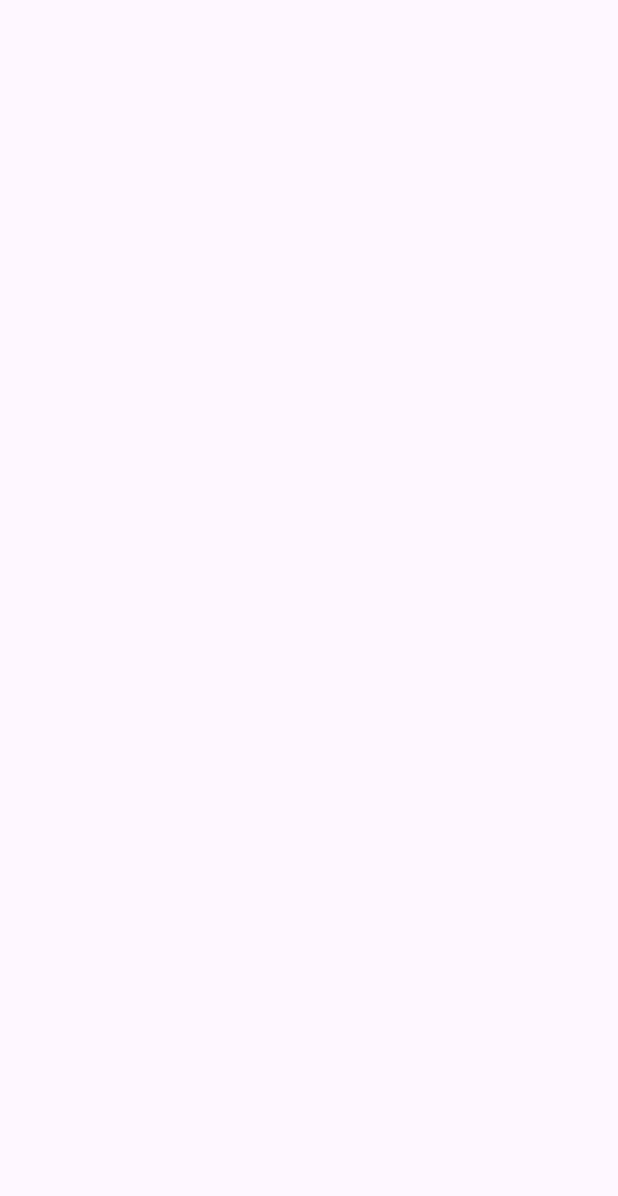
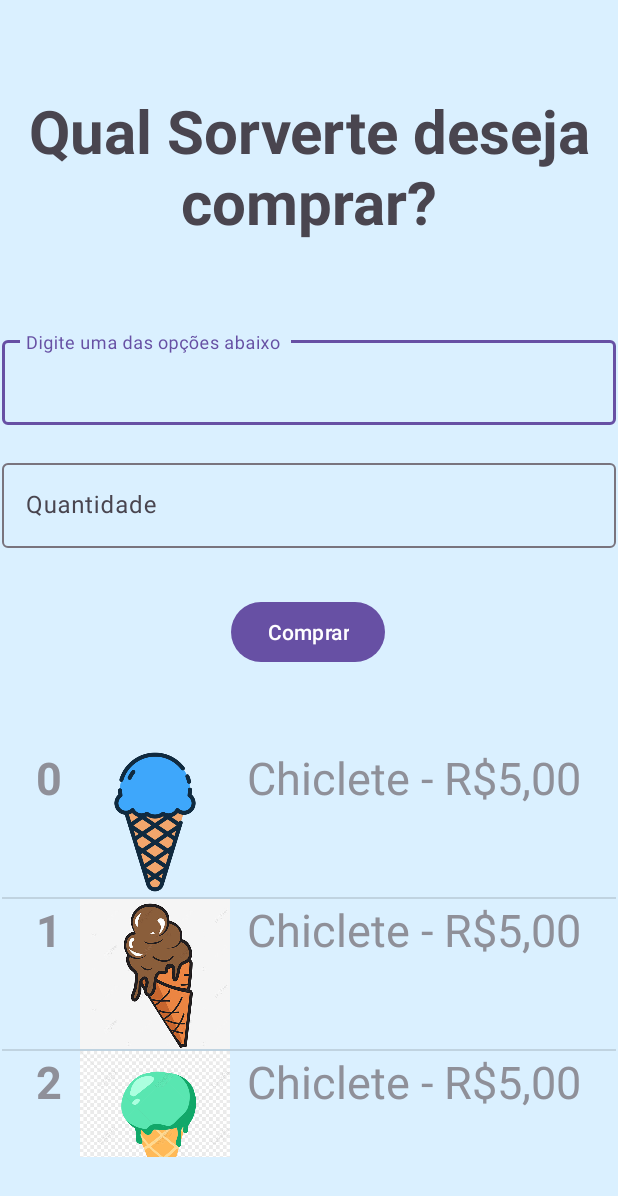
Before and after one commit to OtavioMR/App_Sorvetes, an Android app: the screen it shows after launch (Tela02), on a phone screen of 412 x 824 dp. Before the commit the part shown is empty. Shown: the top 1196 px of the screen. Run offline under Robolectric (Android 15) with nearby library versions, the phone set to English and light mode, and no system bars; 1 statement that could not run was skipped.

Commit message:
Projeto finalizado

```diff
--- /dev/null
+++ b/app/src/main/java/com/example/sorvetinhos/AdapImg.java
@@ -0,0 +1,44 @@
+package com.example.sorvetinhos;
+import android.content.Context;
+import android.view.LayoutInflater;
+import android.view.View;
+import android.view.ViewGroup;
+import android.widget.BaseAdapter;
+import android.widget.ImageView;
+import android.widget.TextView;
+public class AdapImg extends BaseAdapter {
+    Context context;
+    String listpreco[];
+    int listImages[];
+    LayoutInflater inflater;
+    public AdapImg(Context ctx, String[] preco, int [] images){
+        this.context = ctx;
+        this.listpreco=preco;
+        this.listImages=images;
+        inflater = LayoutInflater.from(ctx);
+    }
+    @Override
+    public int getCount() {
+        return listImages.length;
+    }
+    @Override
+    public Object getItem(int i) {
+        return null;
+    }
+    @Override
+    public long getItemId(int i) {
+        return 0;
+    }
+    @Override
+    public View getView(int i, View view, ViewGroup viewGroup) {
+        view = inflater.inflate(R.layout.modelo_lista, null);
+        TextView texto1=(TextView) view.findViewById(R.id.texto1);
+        TextView texto2=(TextView) view.findViewById(R.id.texto2);
+        ImageView img = (ImageView)
+                view.findViewById(R.id.imageView2);
+        texto1.setText(""+i);
+        texto2.setText(listpreco[i]);
+        img.setImageResource(listImages[i]);
+        return view;
+    }
+}
--- a/app/src/main/java/com/example/sorvetinhos/MainActivity.java
+++ b/app/src/main/java/com/example/sorvetinhos/MainActivity.java
@@ -16,6 +16,6 @@ public class MainActivity extends AppCompatActivity {
                         Tela02.class);
                 startActivity(intent);
             }
-        },2000);
+        },3000);
     }
 }
--- a/app/src/main/java/com/example/sorvetinhos/Tela02.java
+++ b/app/src/main/java/com/example/sorvetinhos/Tela02.java
@@ -1,14 +1,24 @@
 package com.example.sorvetinhos;
+import androidx.appcompat.app.AppCompatActivity;
+import android.content.Intent;
+import android.os.Bundle;
+import android.os.Handler;
+import android.widget.ListView;
+public class Tela02 extends AppCompatActivity {
+    String listpreco[]={"10.00", "11.00", "12.00", "14.00" };
+    int listImages[]={R.drawable.sor_chiclete,
+            R.drawable.sor_chocolate,
+            R.drawable.sor_menta,
+            R.drawable.sor_morango};
 
-import androidx.appcompat.app.AppCompatActivity;
-
-import android.os.Bundle;
-
-public class Tela02 extends AppCompatActivity {
-
+    ListView listView;
     @Override
     protected void onCreate(Bundle savedInstanceState) {
         super.onCreate(savedInstanceState);
         setContentView(R.layout.activity_tela02);
+        listView=(ListView) findViewById(R.id.listView1);
+        AdapImg adap= new AdapImg(getApplicationContext(), listpreco,
+                listImages);
+        listView.setAdapter(adap);
     }
 }
--- a/app/src/main/res/layout/activity_tela02.xml
+++ b/app/src/main/res/layout/activity_tela02.xml
@@ -1,9 +1,69 @@
 <?xml version="1.0" encoding="utf-8"?>
-<androidx.constraintlayout.widget.ConstraintLayout xmlns:android="http://schemas.android.com/apk/res/android"
+<androidx.constraintlayout.widget.ConstraintLayout
+    xmlns:android="http://schemas.android.com/apk/res/android"
     xmlns:app="http://schemas.android.com/apk/res-auto"
     xmlns:tools="http://schemas.android.com/tools"
     android:layout_width="match_parent"
     android:layout_height="match_parent"
+    android:background="#daf0ff"
     tools:context=".Tela02">
+    <TextView
+        android:id="@+id/textView1"
+        android:layout_width="wrap_content"
+        android:layout_height="wrap_content"
+        android:layout_marginTop="60dp"
+        android:gravity="center"
+        android:text="Qual Sorverte deseja comprar?"
+        android:textSize="40dp"
 
+        android:textStyle="bold"
+        app:layout_constraintEnd_toEndOf="parent"
+        app:layout_constraintStart_toStartOf="parent"
+        app:layout_constraintTop_toTopOf="parent" />
+    <com.google.android.material.textfield.TextInputLayout
+        android:id="@+id/textInputLayout3"
+        android:layout_width="409dp"
+        android:layout_height="wrap_content"
+        android:layout_marginTop="60dp"
+        app:layout_constraintEnd_toEndOf="parent"
+        app:layout_constraintStart_toStartOf="parent"
+        app:layout_constraintTop_toBottomOf="@+id/textView1">
+        <com.google.android.material.textfield.TextInputEditText
+            android:id="@+id/txt1"
+            android:layout_width="match_parent"
+            android:layout_height="wrap_content"
+            android:hint="Digite uma das opções abaixo " />
+    </com.google.android.material.textfield.TextInputLayout>
+    <com.google.android.material.textfield.TextInputLayout
+        android:id="@+id/textInputLayout4"
+        android:layout_width="409dp"
+        android:layout_height="wrap_content"
+        android:layout_marginTop="20dp"
+        app:layout_constraintEnd_toEndOf="parent"
+        app:layout_constraintStart_toStartOf="parent"
+        app:layout_constraintTop_toBottomOf="@+id/textInputLayout3">
+        <com.google.android.material.textfield.TextInputEditText
+            android:id="@+id/texto2"
+            android:layout_width="match_parent"
+            android:layout_height="wrap_content"
+            android:hint="Quantidade" />
+    </com.google.android.material.textfield.TextInputLayout>
+    <Button
+        android:id="@+id/button"
+        android:layout_width="wrap_content"
+        android:layout_height="wrap_content"
+        android:layout_marginTop="32dp"
+        android:text="Comprar"
+        app:layout_constraintEnd_toEndOf="parent"
+        app:layout_constraintHorizontal_bias="0.498"
+        app:layout_constraintStart_toStartOf="parent"
+        app:layout_constraintTop_toBottomOf="@+id/textInputLayout4" />
+    <ListView
+        android:id="@+id/listView1"
+        android:layout_width="409dp"
+        android:layout_height="273dp"
+        app:layout_constraintBottom_toBottomOf="parent"
+        app:layout_constraintEnd_toEndOf="parent"
+        app:layout_constraintStart_toStartOf="parent"
+        app:layout_constraintTop_toBottomOf="@+id/button" />
 </androidx.constraintlayout.widget.ConstraintLayout>
--- /dev/null
+++ b/app/src/main/res/layout/modelo_lista.xml
@@ -0,0 +1,39 @@
+<?xml version="1.0" encoding="utf-8"?>
+<LinearLayout xmlns:android="http://schemas.android.com/apk/res/android"
+    xmlns:app="http://schemas.android.com/apk/res-auto"
+    android:layout_width="match_parent"
+    android:layout_height="match_parent"
+    android:orientation="horizontal"
+
+>
+
+    <TextView
+        android:id="@+id/texto1"
+        android:layout_width="wrap_content"
+        android:layout_height="wrap_content"
+        android:layout_weight="1"
+        android:textSize="30sp"
+        android:gravity="right"
+        android:textStyle="bold"
+        android:text="1°)"
+        />
+
+    <ImageView
+        android:id="@+id/imageView2"
+        android:layout_width="100dp"
+        android:layout_height="100dp"
+        android:layout_weight="1"
+        android:adjustViewBounds="false"
+        android:cropToPadding="false"
+        android:scaleType="centerInside"
+        app:srcCompat="@drawable/sor_chiclete" />
+
+    <TextView
+        android:id="@+id/textView2"
+        android:layout_width="wrap_content"
+        android:layout_height="wrap_content"
+        android:layout_weight="1"
+        android:textSize="30sp"
+        android:text="Chiclete - R$5,00"/>
+
+</LinearLayout>
```
Also changed, not shown: 5 other files.
